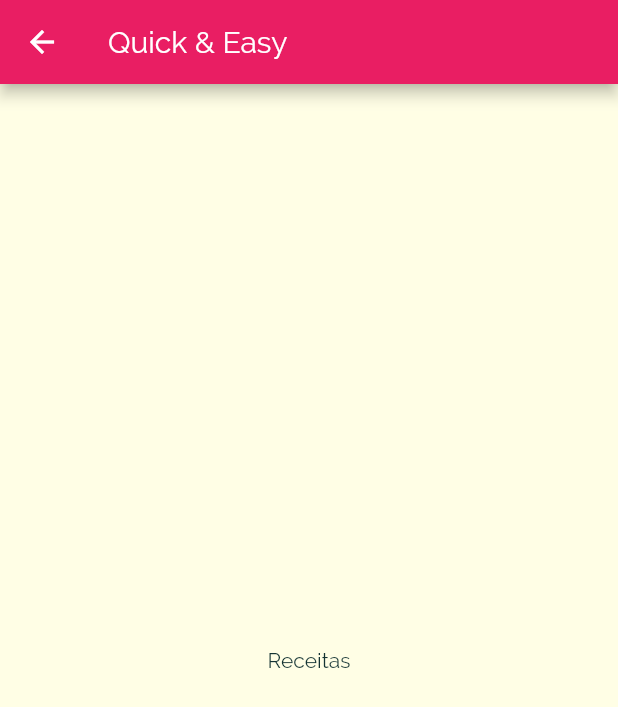
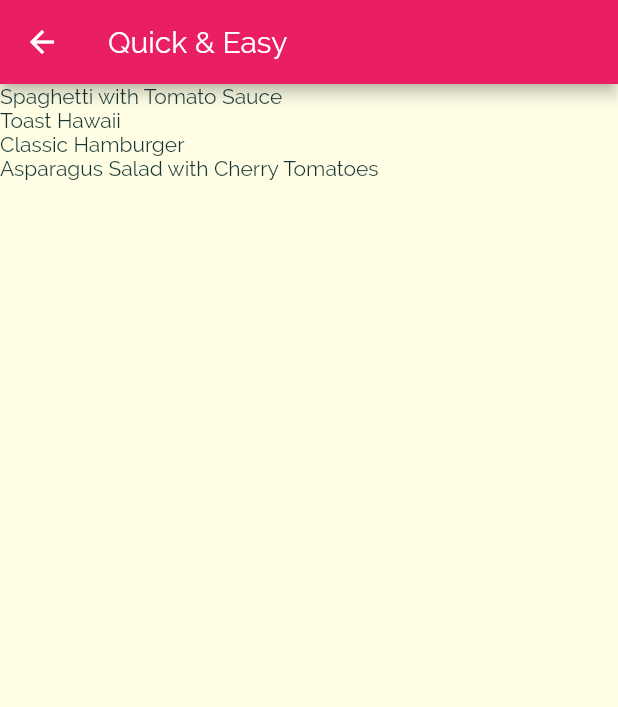
Before and after one commit to Samuel-Bie/daily_meals_flutter_app, a Flutter app: the screen it shows after launch, after a tap on "Quick & Easy", on a phone screen of 412 x 824 dp. Shown: the top 707 px of the screen. Run offline on Flutter 3.47's test engine with Material 2 defaults, Android fonts, the phone set to English and light mode, and no system bars.

Commit message:
Some code refactor

```diff
--- a/lib/category_meals_screen.dart
+++ /dev/null
@@ -1,25 +0,0 @@
-import 'package:flutter/material.dart';
-
-import 'models/category.dart';
-
-class CategoryMealsScreen extends StatelessWidget {
-  // final Category category;
-  // const CategoryMealsScreen( this.category,{Key key}) : super(key: key);
-
-  static const routeName = '/category-meals';
-
-
-  @override
-  Widget build(BuildContext context) {
-    final routeArgs = ModalRoute.of(context).settings.arguments as Category;
-
-    return Scaffold(
-      appBar: AppBar(
-        title: Text(routeArgs.title),
-      ),
-      body: Center(
-        child: Text('Receitas'),
-      ),
-    );
-  }
-}
--- /dev/null
+++ b/lib/data/dummy_data.dart
@@ -0,0 +1,408 @@
+import 'package:flutter/material.dart';
+
+import '../models/category.dart';
+import '../models/meal.dart';
+
+const DUMMY_CATEGORIES = const [
+  Category(
+    id: 'c1',
+    title: 'Italian',
+    color: Colors.purple,
+  ),
+  Category(
+    id: 'c2',
+    title: 'Quick & Easy',
+    color: Colors.red,
+  ),
+  Category(
+    id: 'c3',
+    title: 'Hamburgers',
+    color: Colors.orange,
+  ),
+  Category(
+    id: 'c4',
+    title: 'German',
+    color: Colors.amber,
+  ),
+  Category(
+    id: 'c5',
+    title: 'Light & Lovely',
+    color: Colors.blue,
+  ),
+  Category(
+    id: 'c6',
+    title: 'Exotic',
+    color: Colors.green,
+  ),
+  Category(
+    id: 'c7',
+    title: 'Breakfast',
+    color: Colors.lightBlue,
+  ),
+  Category(
+    id: 'c8',
+    title: 'Asian',
+    color: Colors.lightGreen,
+  ),
+  Category(
+    id: 'c9',
+    title: 'French',
+    color: Colors.pink,
+  ),
+  Category(
+    id: 'c10',
+    title: 'Summer',
+    color: Colors.teal,
+  ),
+];
+
+const DUMMY_MEALS = const [
+  Meal(
+    id: 'm1',
+    categories: [
+      'c1',
+      'c2',
+    ],
+    title: 'Spaghetti with Tomato Sauce',
+    affordability: Affordability.Affordable,
+    complexity: Complexity.Simple,
+    imageUrl:
+        'https://upload.wikimedia.org/wikipedia/commons/thumb/2/20/Spaghetti_Bolognese_mit_Parmesan_oder_Grana_Padano.jpg/800px-Spaghetti_Bolognese_mit_Parmesan_oder_Grana_Padano.jpg',
+    duration: 20,
+    ingredients: [
+      '4 Tomatoes',
+      '1 Tablespoon of Olive Oil',
+      '1 Onion',
+      '250g Spaghetti',
+      'Spices',
+      'Cheese (optional)'
+    ],
+    steps: [
+      'Cut the tomatoes and the onion into small pieces.',
+      'Boil some water - add salt to it once it boils.',
+      'Put the spaghetti into the boiling water - they should be done in about 10 to 12 minutes.',
+      'In the meantime, heaten up some olive oil and add the cut onion.',
+      'After 2 minutes, add the tomato pieces, salt, pepper and your other spices.',
+      'The sauce will be done once the spaghetti are.',
+      'Feel free to add some cheese on top of the finished dish.'
+    ],
+    isGlutenFree: false,
+    isVegan: true,
+    isVegetarian: true,
+    isLactoseFree: true,
+  ),
+  Meal(
+    id: 'm2',
+    categories: [
+      'c2',
+    ],
+    title: 'Toast Hawaii',
+    affordability: Affordability.Affordable,
+    complexity: Complexity.Simple,
+    imageUrl:
+        'https://cdn.pixabay.com/photo/2018/07/11/21/51/toast-3532016_1280.jpg',
+    duration: 10,
+    ingredients: [
+      '1 Slice White Bread',
+      '1 Slice Ham',
+      '1 Slice Pineapple',
+      '1-2 Slices of Cheese',
+      'Butter'
+    ],
+    steps: [
+      'Butter one side of the white bread',
+      'Layer ham, the pineapple and cheese on the white bread',
+      'Bake the toast for round about 10 minutes in the oven at 200°C'
+    ],
+    isGlutenFree: false,
+    isVegan: false,
+    isVegetarian: false,
+    isLactoseFree: false,
+  ),
+  Meal(
+    id: 'm3',
+    categories: [
+      'c2',
+      'c3',
+    ],
+    title: 'Classic Hamburger',
+    affordability: Affordability.Pricey,
+    complexity: Complexity.Simple,
+    imageUrl:
+        'https://cdn.pixabay.com/photo/2014/10/23/18/05/burger-500054_1280.jpg',
+    duration: 45,
+    ingredients: [
+      '300g Cattle Hack',
+      '1 Tomato',
+      '1 Cucumber',
+      '1 Onion',
+      'Ketchup',
+      '2 Burger Buns'
+    ],
+    steps: [
+      'Form 2 patties',
+      'Fry the patties for c. 4 minutes on each side',
+      'Quickly fry the buns for c. 1 minute on each side',
+      'Bruch buns with ketchup',
+      'Serve burger with tomato, cucumber and onion'
+    ],
+    isGlutenFree: false,
+    isVegan: false,
+    isVegetarian: false,
+    isLactoseFree: true,
+  ),
+  Meal(
+    id: 'm4',
+    categories: [
+      'c4',
+    ],
+    title: 'Wiener Schnitzel',
+    affordability: Affordability.Luxurious,
+    complexity: Complexity.Challenging,
+    imageUrl:
+        'https://cdn.pixabay.com/photo/2018/03/31/19/29/schnitzel-3279045_1280.jpg',
+    duration: 60,
+    ingredients: [
+      '8 Veal Cutlets',
+      '4 Eggs',
+      '200g Bread Crumbs',
+      '100g Flour',
+      '300ml Butter',
+      '100g Vegetable Oil',
+      'Salt',
+      'Lemon Slices'
+    ],
+    steps: [
+      'Tenderize the veal to about 2–4mm, and salt on both sides.',
+      'On a flat plate, stir the eggs briefly with a fork.',
+      'Lightly coat the cutlets in flour then dip into the egg, and finally, coat in breadcrumbs.',
+      'Heat the butter and oil in a large pan (allow the fat to get very hot) and fry the schnitzels until golden brown on both sides.',
+      'Make sure to toss the pan regularly so that the schnitzels are surrounded by oil and the crumbing becomes ‘fluffy’.',
+      'Remove, and drain on kitchen paper. Fry the parsley in the remaining oil and drain.',
+      'Place the schnitzels on awarmed plate and serve garnishedwith parsley and slices of lemon.'
+    ],
+    isGlutenFree: false,
+    isVegan: false,
+    isVegetarian: false,
+    isLactoseFree: false,
+  ),
+  Meal(
+    id: 'm5',
+    categories: [
+      'c2'
+          'c5',
+      'c10',
+    ],
+    title: 'Salad with Smoked Salmon',
+    affordability: Affordability.Luxurious,
+    complexity: Complexity.Simple,
+    imageUrl:
+        'https://cdn.pixabay.com/photo/2016/10/25/13/29/smoked-salmon-salad-1768890_1280.jpg',
+    duration: 15,
+    ingredients: [
+      'Arugula',
+      'Lamb\'s Lettuce',
+      'Parsley',
+      'Fennel',
+      '200g Smoked Salmon',
+      'Mustard',
+      'Balsamic Vinegar',
+      'Olive Oil',
+      'Salt and Pepper'
+    ],
+    steps: [
+      'Wash and cut salad and herbs',
+      'Dice the salmon',
+      'Process mustard, vinegar and olive oil into a dessing',
+      'Prepare the salad',
+      'Add salmon cubes and dressing'
+    ],
+    isGlutenFree: true,
+    isVegan: false,
+    isVegetarian: true,
+    isLactoseFree: true,
+  ),
+  Meal(
+    id: 'm6',
+    categories: [
+      'c6',
+      'c10',
+    ],
+    title: 'Delicious Orange Mousse',
+    affordability: Affordability.Affordable,
+    complexity: Complexity.Hard,
+    imageUrl:
+        'https://cdn.pixabay.com/photo/2017/05/01/05/18/pastry-2274750_1280.jpg',
+    duration: 240,
+    ingredients: [
+      '4 Sheets of Gelatine',
+      '150ml Orange Juice',
+      '80g Sugar',
+      '300g Yoghurt',
+      '200g Cream',
+      'Orange Peel',
+    ],
+    steps: [
+      'Dissolve gelatine in pot',
+      'Add orange juice and sugar',
+      'Take pot off the stove',
+      'Add 2 tablespoons of yoghurt',
+      'Stir gelatin under remaining yoghurt',
+      'Cool everything down in the refrigerator',
+      'Whip the cream and lift it under die orange mass',
+      'Cool down again for at least 4 hours',
+      'Serve with orange peel',
+    ],
+    isGlutenFree: true,
+    isVegan: false,
+    isVegetarian: true,
+    isLactoseFree: false,
+  ),
+  Meal(
+    id: 'm7',
+    categories: [
+      'c7',
+    ],
+    title: 'Pancakes',
+    affordability: Affordability.Affordable,
+    complexity: Complexity.Simple,
+    imageUrl:
+        'https://cdn.pixabay.com/photo/2018/07/10/21/23/pancake-3529653_1280.jpg',
+    duration: 20,
+    ingredients: [
+      '1 1/2 Cups all-purpose Flour',
+      '3 1/2 Teaspoons Baking Powder',
+      '1 Teaspoon Salt',
+      '1 Tablespoon White Sugar',
+      '1 1/4 cups Milk',
+      '1 Egg',
+      '3 Tablespoons Butter, melted',
+    ],
+    steps: [
+      'In a large bowl, sift together the flour, baking powder, salt and sugar.',
+      'Make a well in the center and pour in the milk, egg and melted butter; mix until smooth.',
+      'Heat a lightly oiled griddle or frying pan over medium high heat.',
+      'Pour or scoop the batter onto the griddle, using approximately 1/4 cup for each pancake. Brown on both sides and serve hot.'
+    ],
+    isGlutenFree: true,
+    isVegan: false,
+    isVegetarian: true,
+    isLactoseFree: false,
+  ),
+  Meal(
+    id: 'm8',
+    categories: [
+      'c8',
+    ],
+    title: 'Creamy Indian Chicken Curry',
+    affordability: Affordability.Pricey,
+    complexity: Complexity.Challenging,
+    imageUrl:
+        'https://cdn.pixabay.com/photo/2018/06/18/16/05/indian-food-3482749_1280.jpg',
+    duration: 35,
+    ingredients: [
+      '4 Chicken Breasts',
+      '1 Onion',
+      '2 Cloves of Garlic',
+      '1 Piece of Ginger',
+      '4 Tablespoons Almonds',
+      '1 Teaspoon Cayenne Pepper',
+      '500ml Coconut Milk',
+    ],
+    steps: [
+      'Slice and fry the chicken breast',
+      'Process onion, garlic and ginger into paste and sauté everything',
+      'Add spices and stir fry',
+      'Add chicken breast + 250ml of water and cook everything for 10 minutes',
+      'Add coconut milk',
+      'Serve with rice'
+    ],
+    isGlutenFree: true,
+    isVegan: false,
+    isVegetarian: false,
+    isLactoseFree: true,
+  ),
+  Meal(
+    id: 'm9',
+    categories: [
+      'c9',
+    ],
+    title: 'Chocolate Souffle',
+    affordability: Affordability.Affordable,
+    complexity: Complexity.Hard,
+    imageUrl:
+        'https://cdn.pixabay.com/photo/2014/08/07/21/07/souffle-412785_1280.jpg',
+    duration: 45,
+    ingredients: [
+      '1 Teaspoon melted Butter',
+      '2 Tablespoons white Sugar',
+      '2 Ounces 70% dark Chocolate, broken into pieces',
+      '1 Tablespoon Butter',
+      '1 Tablespoon all-purpose Flour',
+      '4 1/3 tablespoons cold Milk',
+      '1 Pinch Salt',
+      '1 Pinch Cayenne Pepper',
+      '1 Large Egg Yolk',
+      '2 Large Egg Whites',
+      '1 Pinch Cream of Tartar',
+      '1 Tablespoon white Sugar',
+    ],
+    steps: [
+      'Preheat oven to 190°C. Line a rimmed baking sheet with parchment paper.',
+      'Brush bottom and sides of 2 ramekins lightly with 1 teaspoon melted butter; cover bottom and sides right up to the rim.',
+      'Add 1 tablespoon white sugar to ramekins. Rotate ramekins until sugar coats all surfaces.',
+      'Place chocolate pieces in a metal mixing bowl.',
+      'Place bowl over a pan of about 3 cups hot water over low heat.',
+      'Melt 1 tablespoon butter in a skillet over medium heat. Sprinkle in flour. Whisk until flour is incorporated into butter and mixture thickens.',
+      'Whisk in cold milk until mixture becomes smooth and thickens. Transfer mixture to bowl with melted chocolate.',
+      'Add salt and cayenne pepper. Mix together thoroughly. Add egg yolk and mix to combine.',
+      'Leave bowl above the hot (not simmering) water to keep chocolate warm while you whip the egg whites.',
+      'Place 2 egg whites in a mixing bowl; add cream of tartar. Whisk until mixture begins to thicken and a drizzle from the whisk stays on the surface about 1 second before disappearing into the mix.',
+      'Add 1/3 of sugar and whisk in. Whisk in a bit more sugar about 15 seconds.',
+      'whisk in the rest of the sugar. Continue whisking until mixture is about as thick as shaving cream and holds soft peaks, 3 to 5 minutes.',
+      'Transfer a little less than half of egg whites to chocolate.',
+      'Mix until egg whites are thoroughly incorporated into the chocolate.',
+      'Add the rest of the egg whites; gently fold into the chocolate with a spatula, lifting from the bottom and folding over.',
+      'Stop mixing after the egg white disappears. Divide mixture between 2 prepared ramekins. Place ramekins on prepared baking sheet.',
+      'Bake in preheated oven until scuffles are puffed and have risen above the top of the rims, 12 to 15 minutes.',
+    ],
+    isGlutenFree: true,
+    isVegan: false,
+    isVegetarian: true,
+    isLactoseFree: false,
+  ),
+  Meal(
+    id: 'm10',
+    categories: [
+      'c2',
+      'c5',
+      'c10',
+    ],
+    title: 'Asparagus Salad with Cherry Tomatoes',
+    affordability: Affordability.Luxurious,
+    complexity: Complexity.Simple,
+    imageUrl:
+        'https://cdn.pixabay.com/photo/2018/04/09/18/26/asparagus-3304997_1280.jpg',
+    duration: 30,
+    ingredients: [
+      'White and Green Asparagus',
+      '30g Pine Nuts',
+      '300g Cherry Tomatoes',
+      'Salad',
+      'Salt, Pepper and Olive Oil'
+    ],
+    steps: [
+      'Wash, peel and cut the asparagus',
+      'Cook in salted water',
+      'Salt and pepper the asparagus',
+      'Roast the pine nuts',
+      'Halve the tomatoes',
+      'Mix with asparagus, salad and dressing',
+      'Serve with Baguette'
+    ],
+    isGlutenFree: true,
+    isVegan: true,
+    isVegetarian: true,
+    isLactoseFree: true,
+  ),
+];
--- a/lib/dummy_data.dart
+++ /dev/null
@@ -1,56 +0,0 @@
-import 'package:daily_meals/models/category.dart';
-import 'package:flutter/material.dart';
-
-
-const DUMMY_CATEGORIES = const [
-  Category(
-    id: 'c1',
-    title: 'Italian',
-    color: Colors.purple,
-  ),
-  Category(
-    id: 'c2',
-    title: 'Quick & Easy',
-    color: Colors.red,
-  ),
-  Category(
-    id: 'c3',
-    title: 'Hamburgers',
-    color: Colors.orange,
-  ),
-  Category(
-    id: 'c4',
-    title: 'German',
-    color: Colors.amber,
-  ),
-  Category(
-    id: 'c5',
-    title: 'Light & Lovely',
-    color: Colors.blue,
-  ),
-  Category(
-    id: 'c6',
-    title: 'Exotic',
-    color: Colors.green,
-  ),
-  Category(
-    id: 'c7',
-    title: 'Breakfast',
-    color: Colors.lightBlue,
-  ),
-  Category(
-    id: 'c8',
-    title: 'Asian',
-    color: Colors.lightGreen,
-  ),
-  Category(
-    id: 'c9',
-    title: 'French',
-    color: Colors.pink,
-  ),
-  Category(
-    id: 'c10',
-    title: 'Summer',
-    color: Colors.teal,
-  ),
-];
--- a/lib/main.dart
+++ b/lib/main.dart
@@ -1,5 +1,5 @@
-import 'package:daily_meals/categories_screen.dart';
-import 'package:daily_meals/category_meals_screen.dart';
+import 'package:daily_meals/screens/categories_screen.dart';
+import 'package:daily_meals/screens/category_meals_screen.dart';
 import 'package:flutter/material.dart';
 
 void main() {
--- /dev/null
+++ b/lib/models/meal.dart
@@ -0,0 +1,44 @@
+import 'package:flutter/foundation.dart';
+
+enum Affordability {
+  Affordable,
+  Luxurious,
+  Pricey,
+}
+
+enum Complexity { Simple, Challenging, Hard }
+
+class Meal {
+  final String id;
+  final List<String> categories;
+  final String title;
+
+  final Affordability affordability;
+  final Complexity complexity;
+  final String imageUrl;
+  final int duration;
+
+  final List<String> ingredients;
+  final List<String> steps;
+
+  final bool isGlutenFree;
+  final bool isVegan;
+  final bool isVegetarian;
+  final bool isLactoseFree;
+
+  const Meal({
+    @required this.id,
+    @required this.categories,
+    @required this.title,
+    @required this.affordability,
+    @required this.complexity,
+    @required this.imageUrl,
+    @required this.duration,
+    @required this.ingredients,
+    @required this.steps,
+    @required this.isGlutenFree,
+    @required this.isVegan,
+    @required this.isVegetarian,
+    @required this.isLactoseFree,
+  });
+}
--- a/lib/categories_screen.dart
+++ b/lib/screens/categories_screen.dart
@@ -1,6 +1,6 @@
-import 'package:daily_meals/category_item_widget.dart';
+import 'package:daily_meals/widgets/category_item_widget.dart';
 import 'package:flutter/material.dart';
-import 'package:daily_meals/dummy_data.dart';
+import 'package:daily_meals/data/dummy_data.dart';
 
 class CategoriesScreen extends StatelessWidget {
   @override
--- /dev/null
+++ b/lib/screens/category_meals_screen.dart
@@ -0,0 +1,29 @@
+import 'package:daily_meals/models/meal.dart';
+import 'package:daily_meals/widgets/meal_item.dart';
+import 'package:flutter/material.dart';
+import '../models/category.dart';
+import 'package:daily_meals/data/dummy_data.dart';
+
+class CategoryMealsScreen extends StatelessWidget {
+  static const routeName = '/category-meals';
+
+  @override
+  Widget build(BuildContext context) {
+    final routeArgs = ModalRoute.of(context).settings.arguments as Category;
+    final meals = DUMMY_MEALS.where((meal) {
+      return meal.categories.contains(routeArgs.id);
+    }).toList();
+
+    return Scaffold(
+      appBar: AppBar(
+        title: Text(routeArgs.title),
+      ),
+      body: ListView.builder(
+        itemBuilder: (ctx, index) {
+          return MealItem(meal: meals[index]);
+        },
+        itemCount: meals.length,
+      ),
+    );
+  }
+}
--- a/lib/category_item_widget.dart
+++ b/lib/widgets/category_item_widget.dart
@@ -1,4 +1,4 @@
-import 'package:daily_meals/category_meals_screen.dart';
+import 'package:daily_meals/screens/category_meals_screen.dart';
 import 'package:daily_meals/models/category.dart';
 import 'package:flutter/material.dart';
 
--- /dev/null
+++ b/lib/widgets/meal_item.dart
@@ -0,0 +1,16 @@
+import 'package:daily_meals/models/meal.dart';
+import 'package:flutter/material.dart';
+
+class MealItem extends StatelessWidget {
+  const MealItem({
+    Key key,
+    @required this.meal,
+  }) : super(key: key);
+
+  final Meal meal;
+
+  @override
+  Widget build(BuildContext context) {
+    return Text(meal.title);
+  }
+}
```
